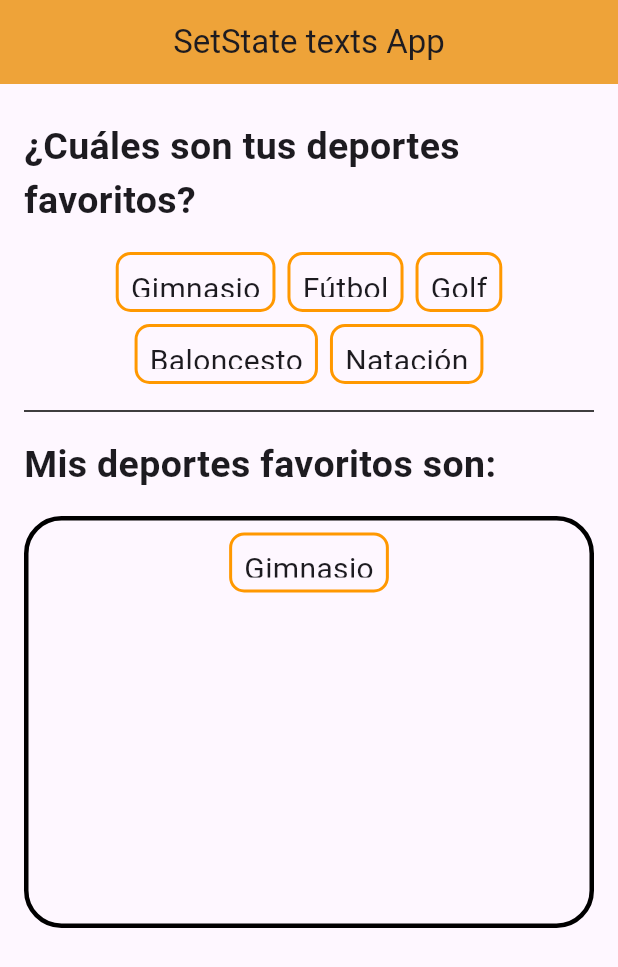
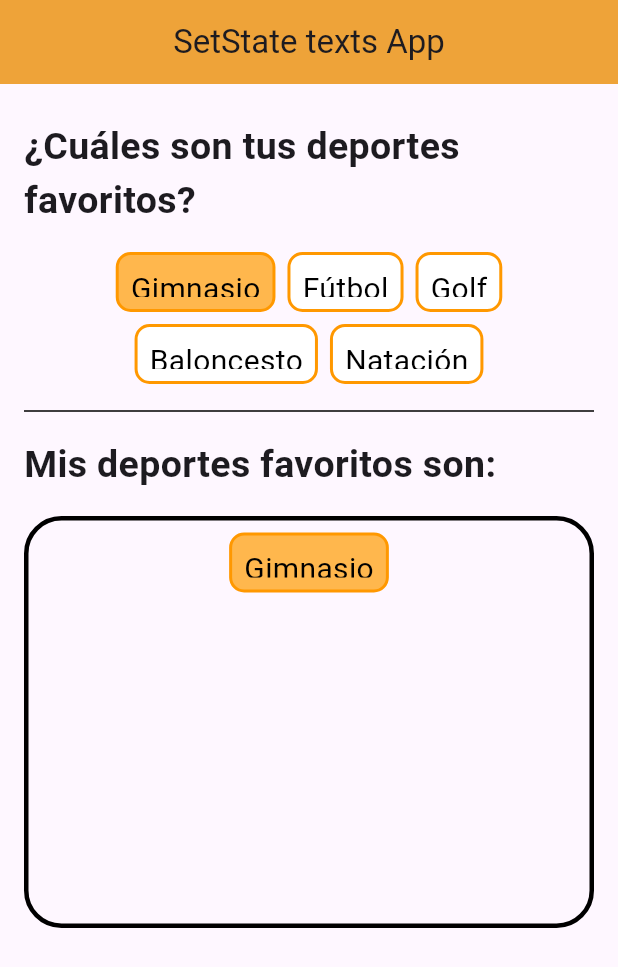
Before and after one commit to fr4nsgallegos/imageexplorerg7, a Flutter app: the screen it shows after launch, after a tap on "Gimnasio", on a phone screen of 412 x 824 dp. Shown: the top 967 px of the screen. Run offline on Flutter 3.47's test engine with Material 3 defaults, Android fonts, the phone set to English and light mode, and no system bars.

Commit message:
favorites

```diff
--- a/lib/deportes_favoritos_page.dart
+++ b/lib/deportes_favoritos_page.dart
@@ -8,22 +8,32 @@ class DeportesPage extends StatefulWidget {
 }
 
 class _DeportesPageState extends State<DeportesPage> {
-  List<String> listDeportes = [
-    "Gimnasio",
-    "Fútbol",
-    "Golf",
-    "Baloncesto",
-    "Natación"
+  List<Map<String, dynamic>> listDeportes = [
+    {"name": "Gimnasio", "isFavorite": false},
+    {"name": "Fútbol", "isFavorite": false},
+    {"name": "Golf", "isFavorite": false},
+    {"name": "Baloncesto", "isFavorite": false},
+    {"name": "Natación", "isFavorite": false}
   ];
 
-  List<String> listFavoriteDeportes = [];
+  List<Map<String, dynamic>> listFavoriteDeportes = [];
 
-  Widget item(String title) {
+  Widget item(Map<String, dynamic> deporte, bool isContainerTop) {
+    print("INICIOOOOOO");
     return GestureDetector(
       onTap: () {
-        // print(title);
-        listFavoriteDeportes.add(title);
-        setState(() {});
+        if (isContainerTop == true) {
+          // print(title);
+          listFavoriteDeportes.add(deporte);
+          deporte["isFavorite"]
+              ? deporte["isFavorite"] = false
+              : deporte["isFavorite"] = true;
+          print("CAMBIOOOOOOOOOO");
+          setState(() {});
+        } else {
+          listFavoriteDeportes.remove(deporte);
+          setState(() {});
+        }
       },
       child: Container(
         padding: EdgeInsets.all(8),
@@ -31,12 +41,14 @@ class _DeportesPageState extends State<DeportesPage> {
         decoration: BoxDecoration(
           borderRadius: BorderRadius.circular(10),
           border: Border.all(color: Colors.orange, width: 2),
+          color: deporte["isFavorite"] ? Colors.orange.shade300 : Colors.white,
         ),
         height: 40,
         child: Text(
-          title,
+          deporte["name"],
           style: TextStyle(
             fontSize: 20,
+            color: Colors.black,
           ),
         ),
       ),
@@ -73,7 +85,7 @@ class _DeportesPageState extends State<DeportesPage> {
                   runSpacing: 8,
                   children: [
                     for (int i = 0; i < listDeportes.length; i++)
-                      item(listDeportes[i]),
+                      item(listDeportes[i], true),
                   ],
                 ),
               ),
@@ -112,7 +124,7 @@ class _DeportesPageState extends State<DeportesPage> {
                     runSpacing: 8,
                     children: [
                       for (int i = 0; i < listFavoriteDeportes.length; i++)
-                        item(listFavoriteDeportes[i])
+                        item(listFavoriteDeportes[i], false)
                     ],
                   ),
                 ),
```
